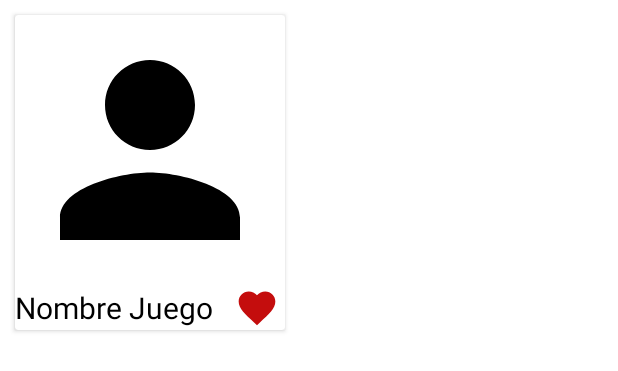
After one commit to danielvazquez89/AndroidActividadUD3A, an Android app: the layout favorite_profile_list.xml on its own in the app's theme, with its tools: preview values and no code run, on a phone screen of 412 x 824 dp. The commit adds this screen. Shown: the top 371 px of the screen. Run offline under Robolectric (Android 15) with nearby library versions, the phone set to English and light mode, and no system bars.

Commit message:
Javi Creation 4

```diff
--- /dev/null
+++ b/app/src/main/res/layout/favorite_profile_list.xml
@@ -0,0 +1,51 @@
+<?xml version="1.0" encoding="utf-8"?>
+<androidx.cardview.widget.CardView xmlns:android="http://schemas.android.com/apk/res/android"
+    android:layout_width="180dp"
+    android:layout_height="210dp"
+    android:padding="10dp"
+    android:layout_marginTop="10dp"
+    android:layout_marginLeft="10dp">
+
+    <LinearLayout
+        android:layout_width="match_parent"
+        android:layout_height="match_parent"
+        android:gravity="center"
+        android:orientation="vertical">
+
+        <ImageView
+            android:id="@+id/imagenUsuario"
+            android:layout_width="180dp"
+            android:layout_height="180dp"
+            android:src="@drawable/ic_baseline_person_24" />
+
+        <LinearLayout
+            android:layout_width="wrap_content"
+            android:layout_height="wrap_content"
+            android:gravity="center"
+            android:orientation="horizontal"
+            >
+
+            <TextView
+                android:id="@+id/miNombreUsuario"
+                android:layout_width="wrap_content"
+                android:layout_height="wrap_content"
+                android:text="Nombre Juego"
+                android:textSize="20sp"
+                android:textAlignment="center"
+                android:textColor="@color/black"/>
+
+            <ImageView
+                android:id="@+id/corazon"
+                android:layout_width="40dp"
+                android:padding="5dp"
+                android:layout_height="40dp"
+                android:clickable="true"
+                android:layout_marginLeft="10dp"
+                android:src="@drawable/ic_baseline_favorite_24"
+                />
+
+        </LinearLayout>
+
+    </LinearLayout>
+
+</androidx.cardview.widget.CardView>
--- a/app/src/main/res/layout/fragment_upload.xml
+++ b/app/src/main/res/layout/fragment_upload.xml
@@ -25,7 +25,7 @@
         >
 
         <androidx.recyclerview.widget.RecyclerView
-            android:id="@+id/genreRecyclerView"
+            android:id="@+id/genreUploadRecyclerView"
             android:layout_width="match_parent"
             android:layout_height="match_parent" />
 
```
Also changed, not shown: app/src/main/java/com/example/actividad3a/FavoriteGameAdapter.kt (added, +45 -0 lines), app/src/main/java/com/example/actividad3a/FavoriteProfileAdapter.kt (added, +46 -0 lines), app/src/main/java/com/example/actividad3a/HomeFragment.kt (+42 -12 lines), app/src/main/java/com/example/actividad3a/UploadAdapter.kt (added, +50 -0 lines), app/src/main/java/com/example/actividad3a/UploadFragment.kt (+4 -3 lines), app/src/main/java/com/example/actividad3a/favouriteProductsFragment.kt (+32 -2 lines), app/src/main/java/com/example/actividad3a/favouriteProfileFragment.kt (+20 -1 lines), app/src/main/res/layout/favorite_game_list.xml (added, +51 -0 lines), app/src/main/res/layout/fragment_favourite_products.xml (+10 -7 lines), app/src/main/res/layout/fragment_favourite_profile.xml (+14 -6 lines), app/src/main/res/layout/upload_list.xml (added, +36 -0 lines).
